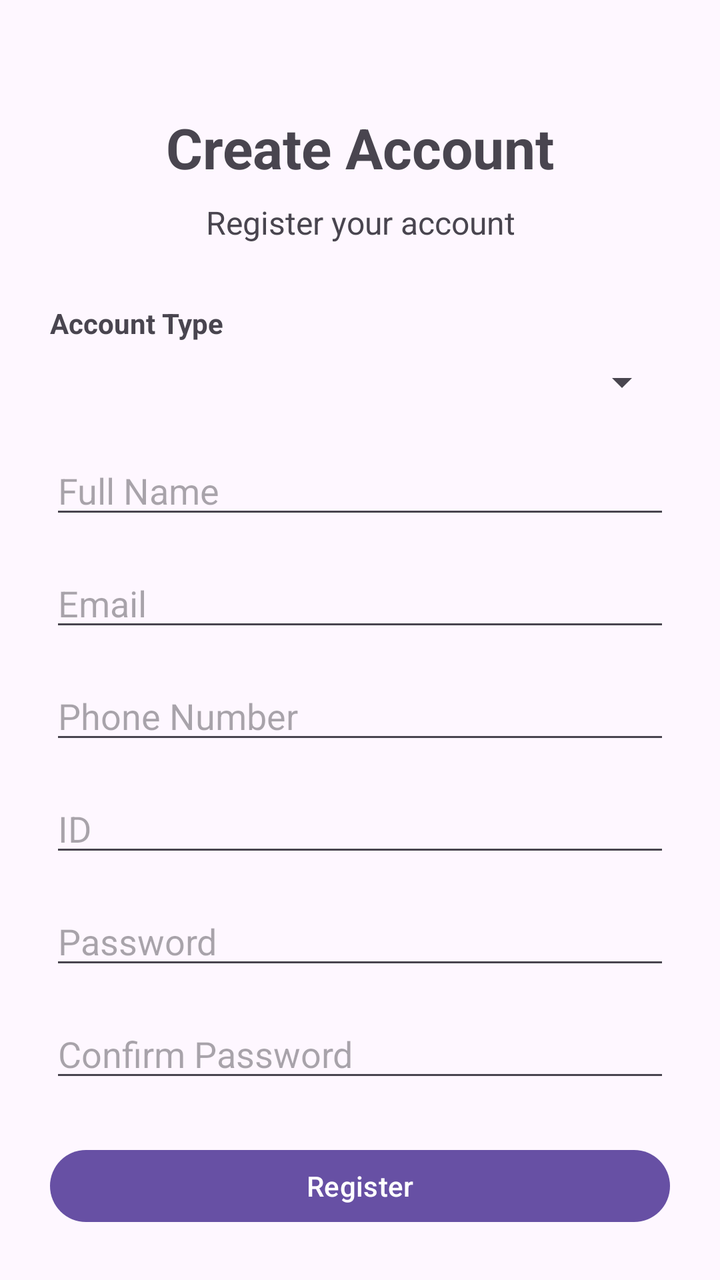
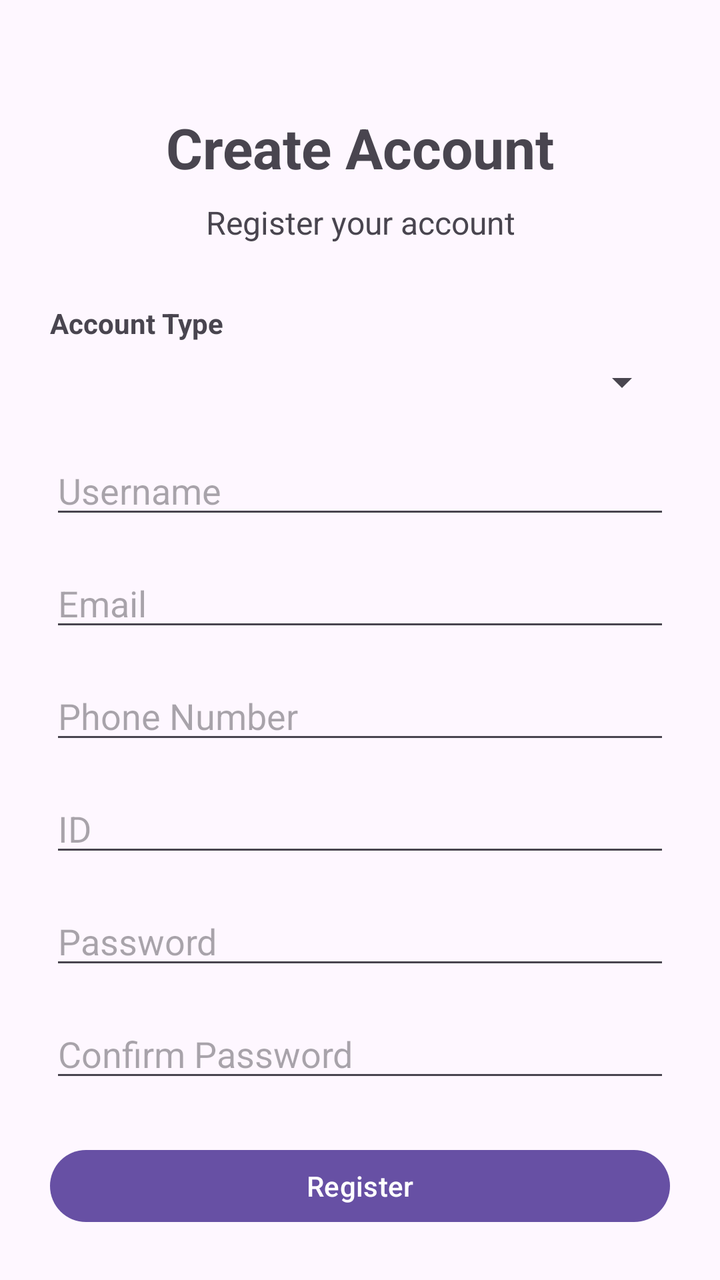

Before-and-after screenshots of an Android layout around one commit, followed by the original layout XML and the change that was made.
<!-- AndroidManifest.xml: application theme Theme.ISCG7424GroupAssessment -->
<!-- res/layout/activity_register.xml -->
<?xml version="1.0" encoding="utf-8"?>
<androidx.constraintlayout.widget.ConstraintLayout xmlns:android="http://schemas.android.com/apk/res/android"
    xmlns:app="http://schemas.android.com/apk/res-auto"
    xmlns:tools="http://schemas.android.com/tools"
    android:id="@+id/main"
    android:layout_width="match_parent"
    android:layout_height="match_parent"
    tools:context=".Register">

    <LinearLayout
        android:layout_width="match_parent"
        android:layout_height="wrap_content"
        android:orientation="vertical"
        android:padding="25dp">

        <TextView
            android:layout_width="match_parent"
            android:layout_height="wrap_content"
            android:layout_marginTop="30dp"
            android:gravity="center"
            android:text="Create Account"
            android:textSize="28sp"
            android:textStyle="bold" />

        <TextView
            android:layout_width="match_parent"
            android:layout_height="wrap_content"
            android:layout_marginTop="8dp"
            android:gravity="center"
            android:text="Register your account"
            android:textSize="16sp" />

        
        <TextView
            android:layout_width="match_parent"
            android:layout_height="wrap_content"
            android:layout_marginTop="30dp"
            android:text="Account Type"
            android:textStyle="bold" />

        <Spinner
            android:id="@+id/spin_accountType"
            android:layout_width="match_parent"
            android:layout_height="wrap_content"
            android:layout_marginTop="8dp" />

        <EditText
            android:id="@+id/et_name"
            android:layout_width="match_parent"
            android:layout_height="wrap_content"
            android:layout_marginTop="20dp"
            android:hint="Full Name"
            android:inputType="textPersonName" />

        <EditText
            android:id="@+id/et_email"
            android:layout_width="match_parent"
            android:layout_height="wrap_content"
            android:layout_marginTop="15dp"
            android:hint="Email"
            android:inputType="textEmailAddress" />

        <EditText
            android:id="@+id/et_phone"
            android:layout_width="match_parent"
            android:layout_height="wrap_content"
            android:layout_marginTop="15dp"
            android:hint="Phone Number"
            android:inputType="phone" />

        <EditText
            android:id="@+id/et_id"
            android:layout_width="match_parent"
            android:layout_height="wrap_content"
            android:layout_marginTop="15dp"
            android:hint="ID" />

        <EditText
            android:id="@+id/et_password"
            android:layout_width="match_parent"
            android:layout_height="wrap_content"
            android:layout_marginTop="15dp"
            android:hint="Password"
            android:inputType="textPassword" />

        <EditText
            android:id="@+id/et_confirmPassword"
            android:layout_width="match_parent"
            android:layout_height="wrap_content"
            android:layout_marginTop="15dp"
            android:hint="Confirm Password"
            android:inputType="textPassword" />

        <Button
            android:id="@+id/btn_register"
            android:layout_width="match_parent"
            android:layout_height="wrap_content"
            android:layout_marginTop="25dp"
            android:text="Register" />

        <Button
            android:id="@+id/btn_backLogin"
            android:layout_width="match_parent"
            android:layout_height="wrap_content"
            android:layout_marginTop="10dp"
            android:text="Back to Login" />

    </LinearLayout>

</androidx.constraintlayout.widget.ConstraintLayout>
<!-- resources referenced by this layout -->
<resources>
  <style name="Theme.ISCG7424GroupAssessment" parent="Base.Theme.ISCG7424GroupAssessment" />
  <style name="Base.Theme.ISCG7424GroupAssessment" parent="Theme.Material3.DayNight.NoActionBar">
          
          
      </style>
</resources>

<!-- the commit's change to res/layout/activity_register.xml (unified diff, before → after) -->
@@ -49,7 +49,7 @@
             android:layout_width="match_parent"
             android:layout_height="wrap_content"
             android:layout_marginTop="20dp"
-            android:hint="Full Name"
+            android:hint="Username"
             android:inputType="textPersonName" />
 
         <EditText
